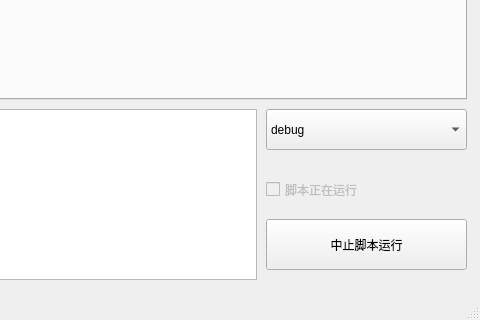
The window that mainwindow.ui (A-SunsetMkt-Forks/wuwaBackendTool) describes before a commit, drawn with Qt 5; both pictures show x 544 to 1024 and y 448 to 768 of the 1024 by 768 pixel window.
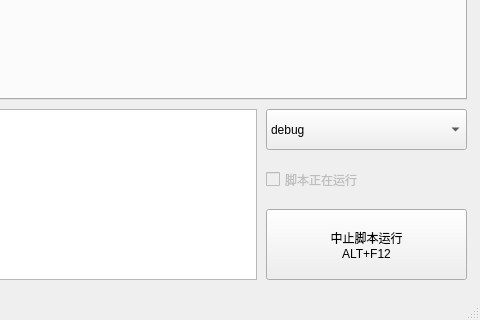
The same window after the commit. Custom widgets are drawn as their Qt base class.

```diff
--- a/mainwindow.ui
+++ b/mainwindow.ui
@@ -92,7 +92,7 @@
     <property name="geometry">
      <rect>
       <x>810</x>
-      <y>600</y>
+      <y>590</y>
       <width>201</width>
       <height>41</height>
      </rect>
@@ -105,13 +105,14 @@
     <property name="geometry">
      <rect>
       <x>810</x>
-      <y>650</y>
+      <y>640</y>
       <width>201</width>
-      <height>51</height>
+      <height>71</height>
      </rect>
     </property>
     <property name="text">
-     <string>中止脚本运行</string>
+     <string>中止脚本运行
+ALT+F12</string>
     </property>
    </widget>
   </widget>
```
